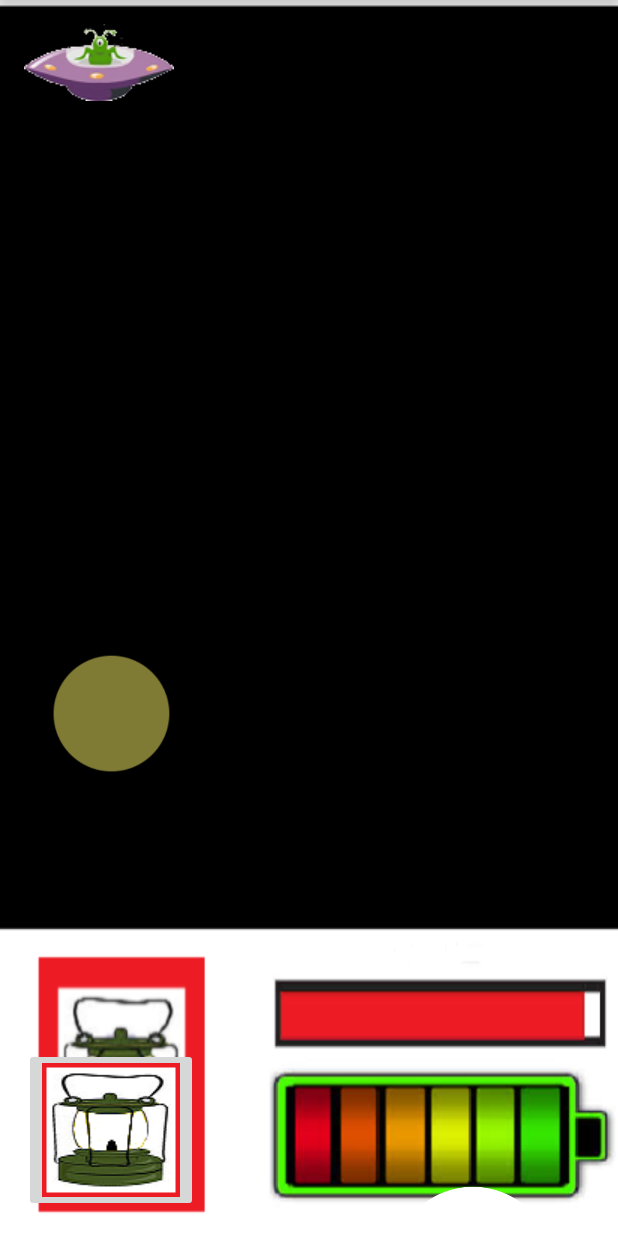
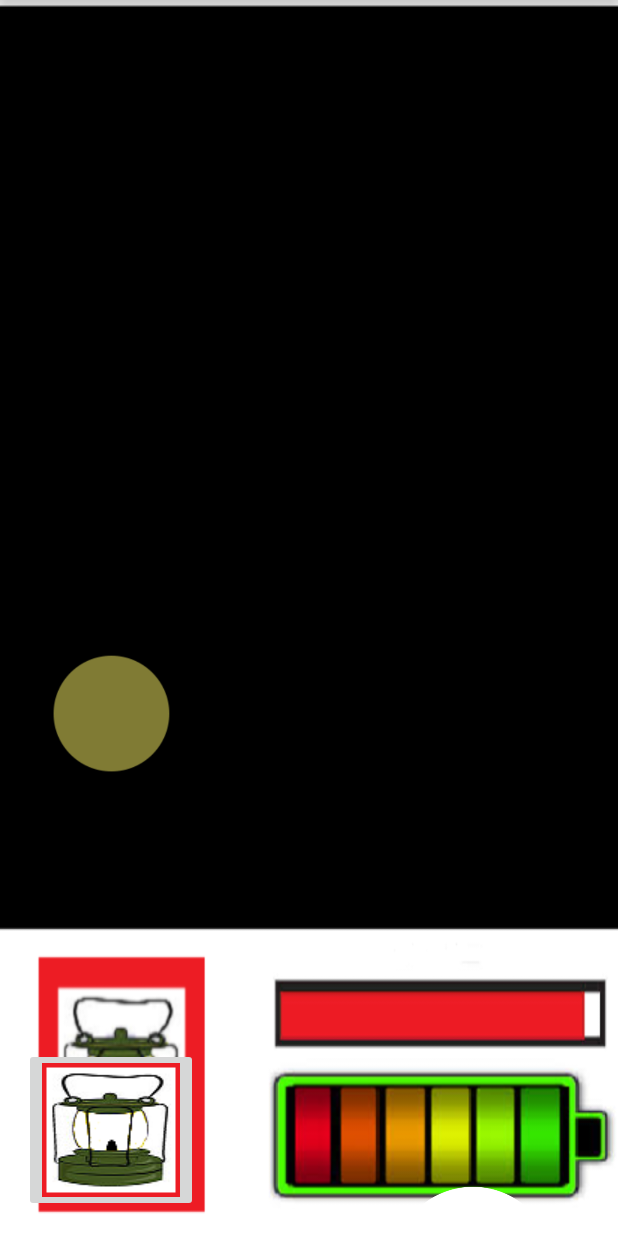
Before and after one commit to su20yu1919/API17GH, an Android app: the screen it shows after launch (MainActivity), on a phone screen of 412 x 824 dp. Run offline under Robolectric (Android 15) with nearby library versions, the phone set to English and light mode, and no system bars.

Commit message:
updated ghost

```diff
--- a/app/src/main/java/com/example/billsu/gh/FloatingGhost.java
+++ b/app/src/main/java/com/example/billsu/gh/FloatingGhost.java
@@ -3,12 +3,14 @@ package com.example.billsu.gh;
  * Created by AlysonI on 4/12/2015.
  * this fella floats around randomly
  */
+import android.widget.ImageView;
+
 import java.util.Random;
 public class FloatingGhost extends Ghost {
 
 
-    public FloatingGhost(double startX, double startY) {
-        super(startX, startY);
+    public FloatingGhost(double startX, double startY, ImageView image) {
+        super(startX, startY, image);
 
     }
 
--- a/app/src/main/java/com/example/billsu/gh/Ghost.java
+++ b/app/src/main/java/com/example/billsu/gh/Ghost.java
@@ -1,5 +1,6 @@
 package com.example.billsu.gh;
 import android.graphics.Rect;
+import android.util.Log;
 import android.widget.ImageView;
 
 
@@ -24,11 +25,10 @@ public class Ghost {
     protected double speed;
     protected ImageView Ghost_Image;
 
-    public Ghost(double startX, double startY) {
+    public Ghost(double startX, double startY, ImageView image) {
         this.x = startX;
         this.y = startY;
-        Ghost_Image.setImageResource(
-                R.drawable.astroid);
+        Ghost_Image = image;
         this.updateImage();
         this.height = Ghost_Image.getHeight();
         this.width = Ghost_Image.getWidth();
@@ -70,9 +70,12 @@ public class Ghost {
     public void updateImage(){
         this.Ghost_Image.setX((float) this.getX());
         this.Ghost_Image.setY((float) this.getY());
+        Log.i("image is at: ", "" + this.Ghost_Image.getX());
+
     }
 
     // skeletal move method to make java happy
      public void move() {
+
      }
 }
--- a/app/src/main/java/com/example/billsu/gh/MainActivity.java
+++ b/app/src/main/java/com/example/billsu/gh/MainActivity.java
@@ -21,8 +21,7 @@ import com.example.billsu.gh.R;
 import java.io.IOException;
 import java.io.InputStream;
 import java.util.ArrayList;
-
-
+import java.util.Random;
 
 
 public class MainActivity extends Activity {
@@ -30,7 +29,7 @@ public class MainActivity extends Activity {
     ImageView Scared_Person;
     Person guy;
     ArrayList<Rect> obstacles;
-    ArrayList<Ghost> ghost;
+    ArrayList<Ghost> ghosts = new ArrayList<Ghost>();
     RelativeLayout layout;
 
     @Override
@@ -45,17 +44,34 @@ public class MainActivity extends Activity {
 
         guy = new Person((double) Scared_Person.getX(), (double) Scared_Person.getY(), (double) Scared_Person.getWidth(), (double) Scared_Person.getHeight());
 
-        Log.i("image starts at", " " + Scared_Person.getX()+" "+ Scared_Person.getY());
+       // Log.i("image starts at", " " + Scared_Person.getX()+" "+ Scared_Person.getY());
 
-        layout = (RelativeLayout) findViewById(R.id.layout);
-        ImageView ghost = new ImageView(this);
-        ghost.setImageResource(R.drawable.ufo);
-        ghost.setVisibility(View.VISIBLE);
 
-        layout.addView(ghost);
         ImageView radial = (ImageView)findViewById(R.id.lanternradial);
         radial.setX(Scared_Person.getX());
         radial.setY(Scared_Person.getY());
+        layout = (RelativeLayout) findViewById(R.id.layout);
+//
+//        ImageView ghost = new ImageView(this);
+//        ghost.setImageResource(R.drawable.ghost1);
+//        ghost.setVisibility(View.VISIBLE);
+//
+//        layout.addView(ghost);
+        Random rand = new Random(500);
+
+        for (int i = 0; i<2; i++ ) {
+            ImageView ghost = new ImageView(this);
+            ghost.setImageResource(R.drawable.ghost_tiny);
+            ghost.setVisibility(View.VISIBLE);
+
+            layout.addView(ghost);
+
+
+
+            Ghost casper = new FloatingGhost((double) rand.nextInt()/2, (double) rand.nextInt(), ghost);
+            ghosts.add(casper);
+        }
+
     }
 
  /*   public void onStart(){
@@ -82,14 +98,18 @@ public class MainActivity extends Activity {
       if (event.getAction() == MotionEvent.ACTION_UP == false){
           guy.setTarget((double) event.getX(), (double) event.getY());
           guy.move();
-          Log.i("Guy:", "Guy is now at " + guy.getX() + ",  " + guy.getY());
+
+          for ( Ghost g: this.ghosts ){
+              g.move();
+          }
+
 
           Scared_Person.setX((float) guy.getX());
           Scared_Person.setY((float) guy.getY()-147);
-          Log.i("image:", "now at "+ Scared_Person.getX() +", " + Scared_Person.getY());
-          int[] location=new int[2];
-          Scared_Person.getLocationOnScreen(location);
-          Log.i("image position now at", " " + location[0]+ " "+ location[1]);
+//          Log.i("image:", "now at "+ Scared_Person.getX() +", " + Scared_Person.getY());
+//          int[] location=new int[2];
+//          Scared_Person.getLocationOnScreen(location);
+//          Log.i("image position now at", " " + location[0]+ " "+ location[1]);
 
       }
 
--- a/app/src/main/java/com/example/billsu/gh/StalkingGhost.java
+++ b/app/src/main/java/com/example/billsu/gh/StalkingGhost.java
@@ -1,6 +1,7 @@
 package com.example.billsu.gh;
 
 import android.graphics.Rect;
+import android.widget.ImageView;
 
 /**
  * Created by AlysonI on 4/10/2015.
@@ -11,8 +12,8 @@ public class StalkingGhost extends Ghost{
 
     private Person guy;
 
-    public StalkingGhost(Person guy, double startX, double startY){
-       super(startX, startY);
+    public StalkingGhost(Person guy, double startX, double startY, ImageView image){
+       super(startX, startY, image);
        this.guy = guy;
     }
 
```
Also changed, not shown: 3 other files.
